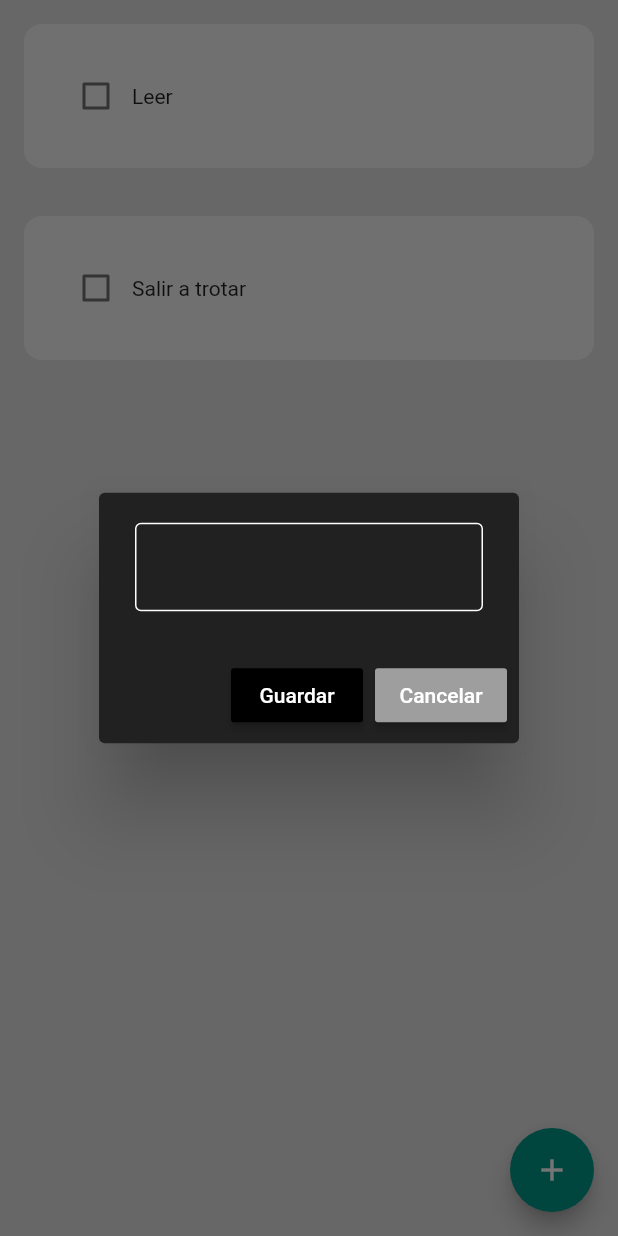
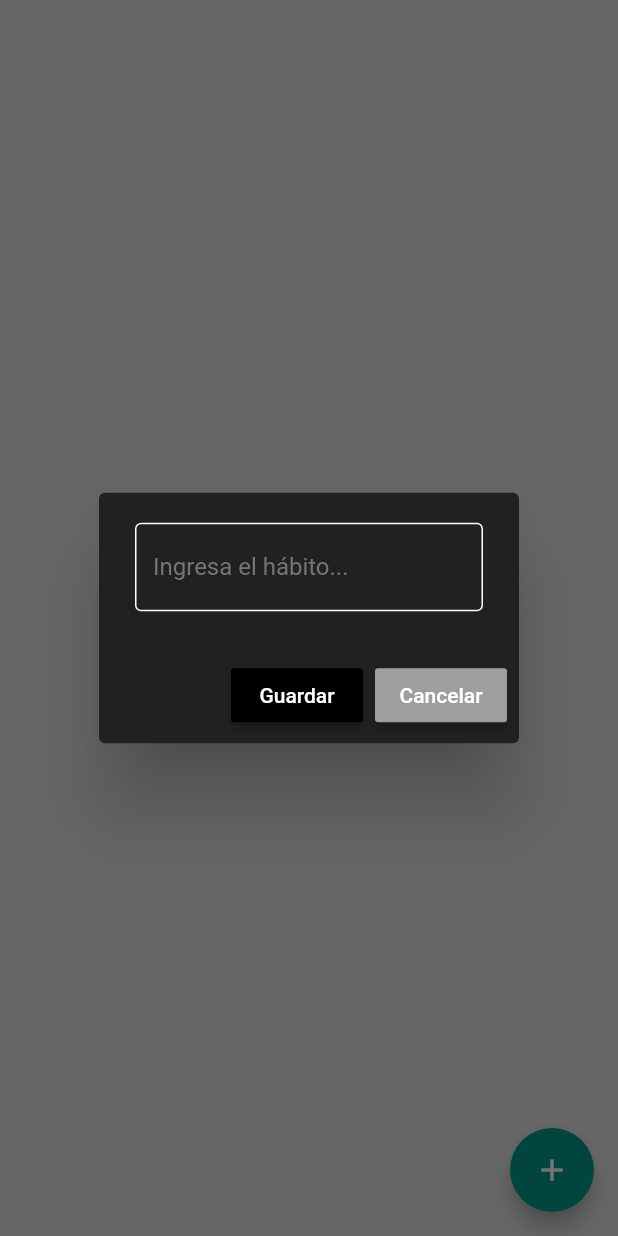
Before and after one commit to JaraCalle/habit-tracker, a Flutter app: the screen it shows after launch, after a tap on the "add" icon, on a phone screen of 412 x 824 dp. Run offline on Flutter 3.47's test engine with Material 2 defaults, Android fonts, the phone set to English and light mode, and no system bars; drawn by our look-alikes of flutter_slidable.

```diff
--- a/lib/components/my_alert_box.dart
+++ b/lib/components/my_alert_box.dart
@@ -2,10 +2,11 @@ import 'package:flutter/material.dart';
 
 class MyAlertBox extends StatelessWidget {
   final controller;
+  final String hintText;
   final VoidCallback onSave;
   final VoidCallback onCancel;
 
-  const MyAlertBox({super.key, required this.controller, required this.onSave, required this.onCancel});
+  const MyAlertBox({super.key, required this.controller, required this.hintText, required this.onSave, required this.onCancel});
 
   @override
   Widget build(BuildContext context) {
@@ -14,11 +15,13 @@ class MyAlertBox extends StatelessWidget {
       content: TextField(
         controller: controller,
         style: const TextStyle(color: Colors.white),
-        decoration: const InputDecoration(
+        decoration:  InputDecoration(
+          hintText: hintText,
+          hintStyle: TextStyle(color: Colors.grey[600]),
           enabledBorder:
-            OutlineInputBorder(borderSide: BorderSide(color: Colors.white)),
+            const OutlineInputBorder(borderSide: BorderSide(color: Colors.white)),
           focusedBorder:
-            OutlineInputBorder(borderSide: BorderSide(color: Colors.white)),
+            const OutlineInputBorder(borderSide: BorderSide(color: Colors.white)),
         ),
       ),
       actions: [
--- a/lib/pages/home_page.dart
+++ b/lib/pages/home_page.dart
@@ -13,8 +13,6 @@ class _HomePageState extends State<HomePage> {
   // Lista de habitos
   List todaysHabitList = [
     // [habitName, habitCompleted]
-    ["Leer", false],
-    ["Salir a trotar", false],
   ];
 
   // Combrobación para el checkbox
@@ -32,6 +30,7 @@ class _HomePageState extends State<HomePage> {
       builder: (context) {
         return MyAlertBox(
           controller: _newHabitNameController,
+          hintText: "Ingresa el hábito...",
           onCancel: cancelarDialogBox,
           onSave: GuardarNuevoHabito,
         );
@@ -66,16 +65,20 @@ class _HomePageState extends State<HomePage> {
       builder: (context) {
         return MyAlertBox(
           controller: _newHabitNameController,
+          hintText: todaysHabitList[index][0],
           onSave: () => guardarExistingHabit(index),
           onCancel: cancelarDialogBox,
         );
     },);
   }
 
+  // Cambiar el nombre de un habito ya existente
   void guardarExistingHabit(int index) {
     setState(() {
       todaysHabitList[index][0] = _newHabitNameController.text;
     });
+    _newHabitNameController.clear();
+    Navigator.pop(context);
   }
 
   void borrarHabito(int index) {
```
